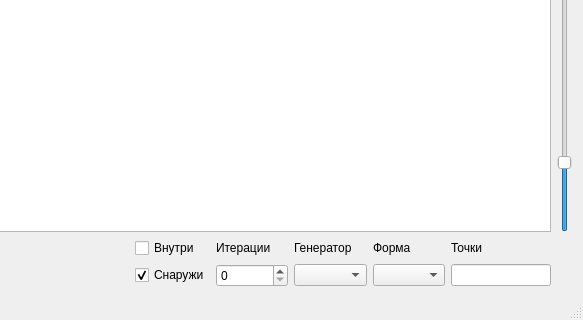
Old version of the form mainwindow.ui in the repository spbroma/fractal_koh_rep; both pictures show x 298 to 881 and y 445 to 765 of the 881 by 765 pixel window.
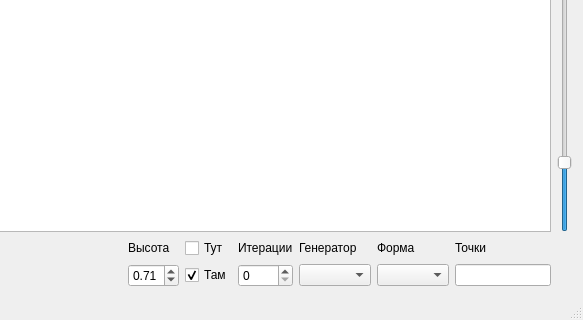
New version of the form.

Commit message: added control of heigth

```diff
--- a/mainwindow.ui
+++ b/mainwindow.ui
@@ -50,34 +50,41 @@
     <item row="1" column="1" rowspan="2">
      <layout class="QGridLayout" name="gridLayout">
       <item row="0" column="0">
-       <widget class="QCheckBox" name="internCheck">
+       <widget class="QLabel" name="heigthLabel">
         <property name="text">
-         <string>Внутри</string>
+         <string>Высота</string>
         </property>
        </widget>
       </item>
       <item row="0" column="1">
+       <widget class="QCheckBox" name="internCheck">
+        <property name="text">
+         <string>Тут</string>
+        </property>
+       </widget>
+      </item>
+      <item row="0" column="2">
        <widget class="QLabel" name="label_4">
         <property name="text">
          <string>Итерации</string>
         </property>
        </widget>
       </item>
-      <item row="0" column="2">
+      <item row="0" column="3">
        <widget class="QLabel" name="label_2">
         <property name="text">
          <string>Генератор</string>
         </property>
        </widget>
       </item>
-      <item row="0" column="3">
+      <item row="0" column="4">
        <widget class="QLabel" name="label_3">
         <property name="text">
          <string>Форма</string>
         </property>
        </widget>
       </item>
-      <item row="0" column="4">
+      <item row="0" column="5">
        <widget class="QLabel" name="label">
         <property name="text">
          <string>Точки</string>
@@ -85,9 +92,22 @@
        </widget>
       </item>
       <item row="1" column="0">
+       <widget class="QDoubleSpinBox" name="heigthSpinBox">
+        <property name="maximum">
+         <double>2.000000000000000</double>
+        </property>
+        <property name="singleStep">
+         <double>0.010000000000000</double>
+        </property>
+        <property name="value">
+         <double>0.710000000000000</double>
+        </property>
+       </widget>
+      </item>
+      <item row="1" column="1">
        <widget class="QCheckBox" name="externCheck">
         <property name="text">
-         <string>Снаружи</string>
+         <string>Там</string>
         </property>
         <property name="checkable">
          <bool>true</bool>
@@ -100,16 +120,16 @@
         </property>
        </widget>
       </item>
-      <item row="1" column="1">
-       <widget class="QSpinBox" name="spinBox"/>
-      </item>
       <item row="1" column="2">
-       <widget class="QComboBox" name="genBox"/>
+       <widget class="QSpinBox" name="spinBox"/>
       </item>
       <item row="1" column="3">
-       <widget class="QComboBox" name="formBox"/>
+       <widget class="QComboBox" name="genBox"/>
       </item>
       <item row="1" column="4">
+       <widget class="QComboBox" name="formBox"/>
+      </item>
+      <item row="1" column="5">
        <widget class="QLineEdit" name="lineEdit">
         <property name="maximumSize">
          <size>
```
The commit also changes 3 other files.
